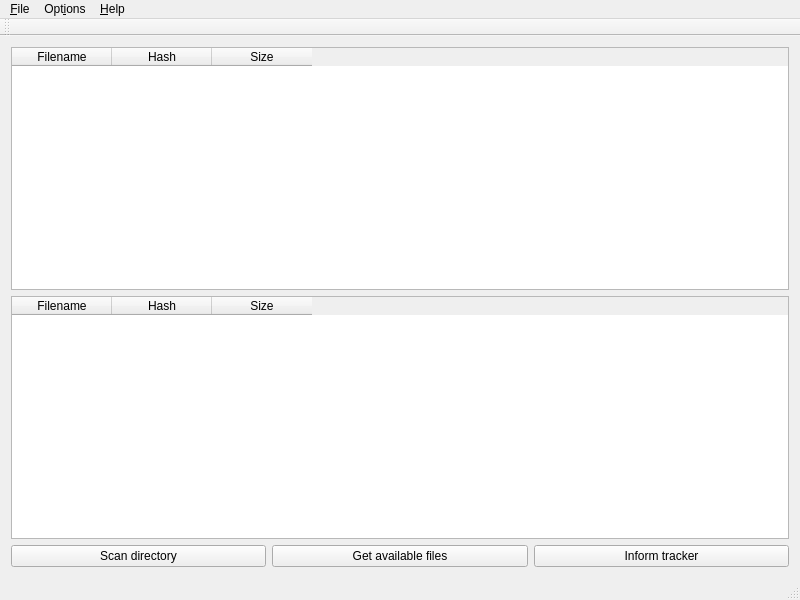
First picture: the form in client/qt_gui/GUI/MainWindow.ui, repository kwencel/FileSharer, before the edit.
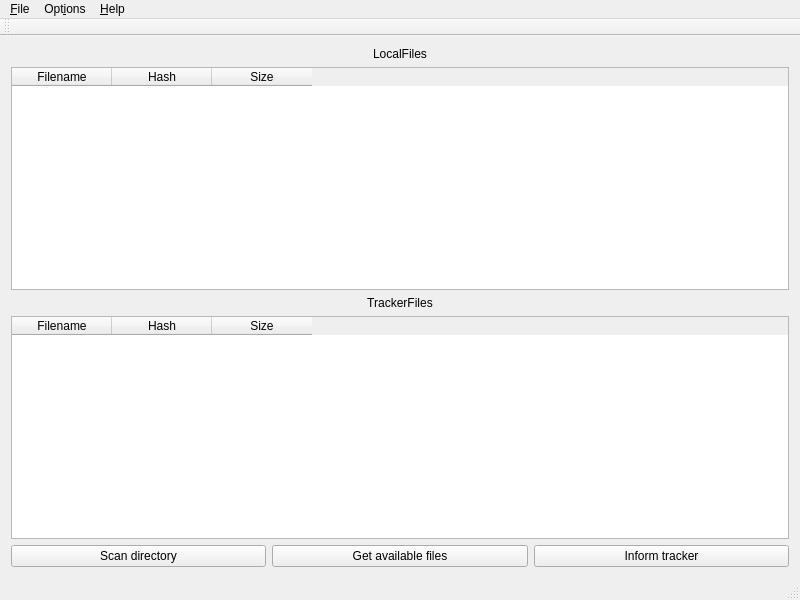
Second picture: the form after the edit.

Commit message: Improved GUI - scan local files, inform tracker, get from tracker

Patch:
```diff
--- a/client/qt_gui/GUI/MainWindow.ui
+++ b/client/qt_gui/GUI/MainWindow.ui
@@ -15,28 +15,38 @@
   </property>
   <widget class="QWidget" name="centralWidget">
    <layout class="QGridLayout" name="gridLayout">
-    <item row="2" column="0">
+    <item row="0" column="1">
+     <widget class="QLabel" name="label">
+      <property name="text">
+       <string>LocalFiles</string>
+      </property>
+      <property name="alignment">
+       <set>Qt::AlignCenter</set>
+      </property>
+     </widget>
+    </item>
+    <item row="4" column="0">
      <widget class="QPushButton" name="scanDirectoryButton">
       <property name="text">
        <string>Scan directory</string>
       </property>
      </widget>
     </item>
-    <item row="2" column="1">
+    <item row="4" column="1">
      <widget class="QPushButton" name="getFilesButton">
       <property name="text">
        <string>Get available files</string>
       </property>
      </widget>
     </item>
-    <item row="2" column="2">
+    <item row="4" column="2">
      <widget class="QPushButton" name="registerButton">
       <property name="text">
        <string>Inform tracker</string>
       </property>
      </widget>
     </item>
-    <item row="1" column="0" colspan="3">
+    <item row="3" column="0" colspan="3">
      <widget class="QTableWidget" name="availableFilesTableWidget">
       <column>
        <property name="text">
@@ -55,7 +65,7 @@
       </column>
      </widget>
     </item>
-    <item row="0" column="0" colspan="3">
+    <item row="1" column="0" colspan="3">
      <widget class="QTableWidget" name="downloadingFilesTableWidget">
       <property name="rowCount">
        <number>0</number>
@@ -89,6 +99,16 @@
       </column>
      </widget>
     </item>
+    <item row="2" column="1">
+     <widget class="QLabel" name="label_2">
+      <property name="text">
+       <string>TrackerFiles</string>
+      </property>
+      <property name="alignment">
+       <set>Qt::AlignCenter</set>
+      </property>
+     </widget>
+    </item>
    </layout>
   </widget>
   <widget class="QMenuBar" name="menuBar">
```
The commit also changes 8 other files.
